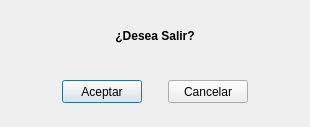
Before: the Qt Designer form TEMA 1/templates/VentanaSalir.ui in braisdp6/2DAM_DI, drawn with Qt 5.
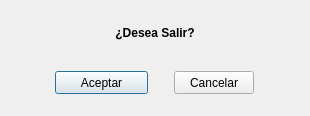
After: the same form once the commit is applied.

What changed in the file:
```diff
--- a/TEMA 1/templates/VentanaSalir.ui
+++ b/TEMA 1/templates/VentanaSalir.ui
@@ -7,7 +7,7 @@
     <x>0</x>
     <y>0</y>
     <width>310</width>
-    <height>127</height>
+    <height>116</height>
    </rect>
   </property>
   <property name="sizePolicy">
@@ -16,10 +16,16 @@
     <verstretch>0</verstretch>
    </sizepolicy>
   </property>
+  <property name="minimumSize">
+   <size>
+    <width>310</width>
+    <height>116</height>
+   </size>
+  </property>
   <property name="maximumSize">
    <size>
     <width>310</width>
-    <height>127</height>
+    <height>116</height>
    </size>
   </property>
   <property name="windowTitle">
@@ -71,9 +77,21 @@
       </item>
       <item>
        <widget class="QPushButton" name="btnAceptar">
+        <property name="sizePolicy">
+         <sizepolicy hsizetype="Fixed" vsizetype="Fixed">
+          <horstretch>0</horstretch>
+          <verstretch>0</verstretch>
+         </sizepolicy>
+        </property>
+        <property name="minimumSize">
+         <size>
+          <width>93</width>
+          <height>23</height>
+         </size>
+        </property>
         <property name="maximumSize">
          <size>
-          <width>100</width>
+          <width>93</width>
           <height>23</height>
          </size>
         </property>
```
